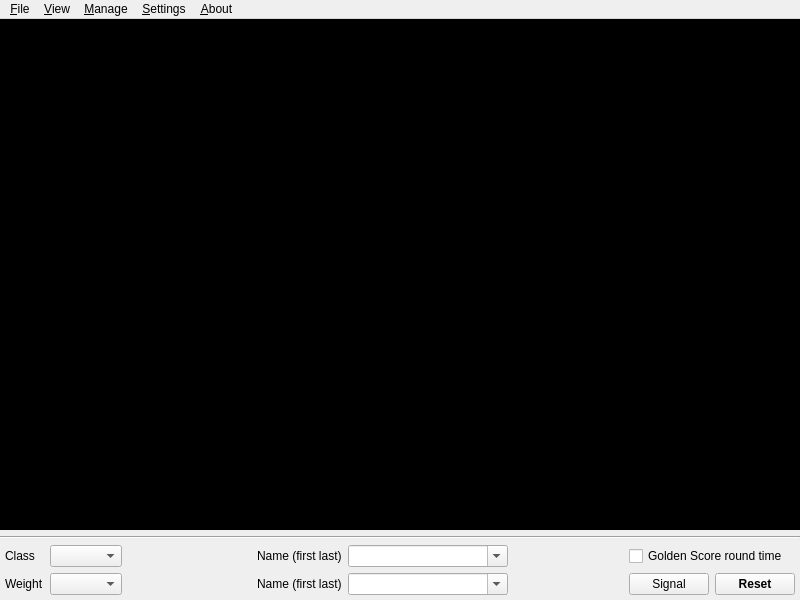
First picture: the form in SingleTournament/mainwindow.ui, repository fmuecke/Ipponboard, before the edit.
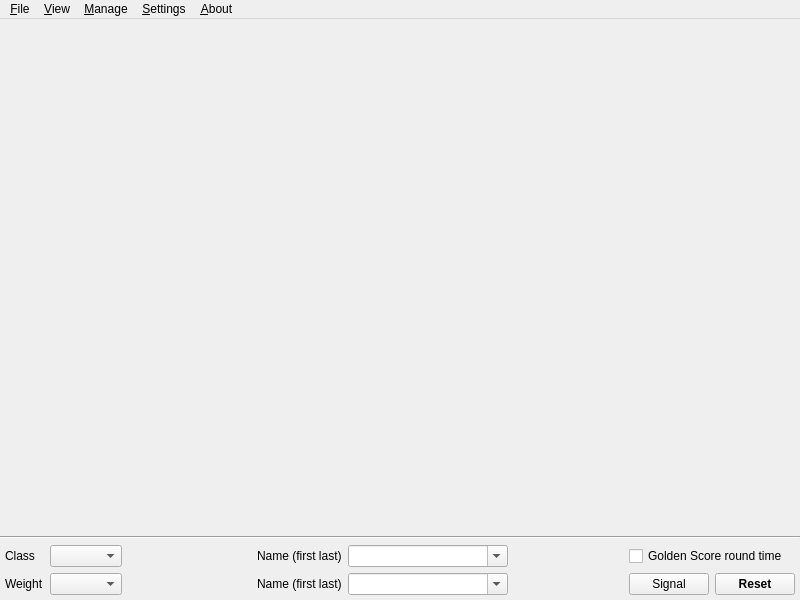
Second picture: the form after the edit. Icons and pictures are not drawn.

Commit message: - ALL: removed the default black background style setting of the view panel - ALL: added option to set the main timer via context menu (fixes #15)

```diff
--- a/SingleTournament/mainwindow.ui
+++ b/SingleTournament/mainwindow.ui
@@ -71,7 +71,7 @@
        <enum>Qt::StrongFocus</enum>
       </property>
       <property name="styleSheet">
-       <string notr="true">background-color: rgb(0, 0, 0);</string>
+       <string notr="true"/>
       </property>
       <property name="frameShape">
        <enum>QFrame::NoFrame</enum>
```
Left out of the diff: 4 changed lines with no effect on the pictures. The commit also changes 5 other files.
